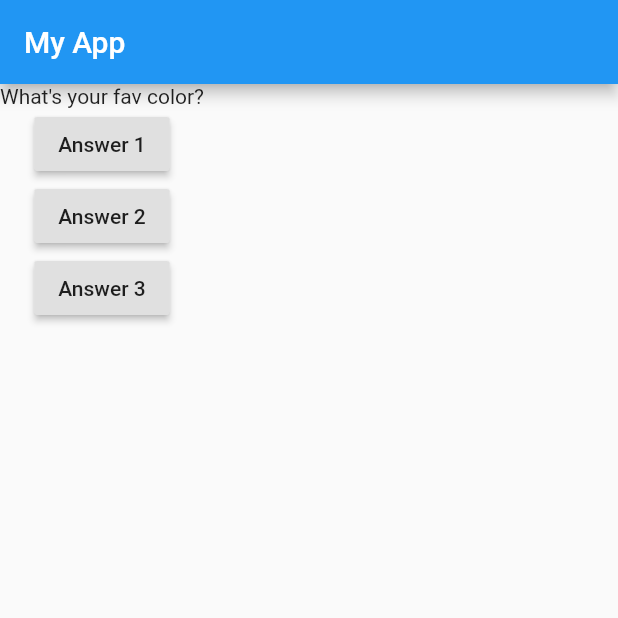
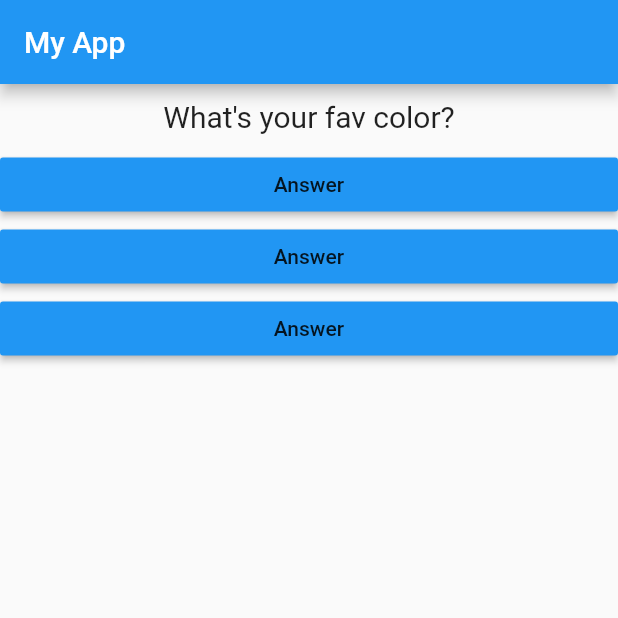
Before and after one commit to diipak-singh/quizz_app, a Flutter app: the screen it shows after launch, on a phone screen of 412 x 824 dp, the top half of it. Run offline on Flutter 3.47's test engine with Material 2 defaults, Android fonts, the phone set to English and light mode, and no system bars.

Commit message:
added question and answer widget

```diff
--- /dev/null
+++ b/lib/answer.dart
@@ -0,0 +1,18 @@
+import 'package:flutter/material.dart';
+
+class Answer extends StatelessWidget {
+  final Function selectHandler;
+  Answer(this.selectHandler);
+
+  @override
+  Widget build(BuildContext context) {
+    return Container(
+      width: double.infinity,
+      child: RaisedButton(
+        color: Colors.blue,
+        child: Text('Answer'),
+        onPressed: selectHandler,
+      ),
+    );
+  }
+}
--- a/lib/main.dart
+++ b/lib/main.dart
@@ -1,4 +1,7 @@
 import 'package:flutter/material.dart';
+
+import './question.dart';
+import './answer.dart';
 
 void main() => runApp(MyApp());
 
@@ -28,19 +31,10 @@ class MyAppState extends State<MyApp> {
         ),
         body: Column(
           children: <Widget>[
-            Text(questions.elementAt(questionIndex)),
-            RaisedButton(
-              child: Text('Answer 1'),
-              onPressed: answerQuestion,
-            ),
-            RaisedButton(
-              child: Text('Answer 2'),
-              onPressed: () => print('Answer 2 choosen'),
-            ),
-            RaisedButton(
-              child: Text('Answer 3'),
-              onPressed: () => {print('Answer 3 choosen')},
-            ),
+            Question(questions[questionIndex]),
+            Answer(answerQuestion),
+            Answer(answerQuestion),
+            Answer(answerQuestion),
           ],
         ),
       ),
--- /dev/null
+++ b/lib/question.dart
@@ -0,0 +1,19 @@
+import 'package:flutter/material.dart';
+
+class Question extends StatelessWidget {
+  final String questionText;
+
+  Question(this.questionText);
+
+  @override
+  Widget build(BuildContext context) {
+    return Container(
+      margin: EdgeInsets.all(10),
+      width: double.infinity,
+        child: Text(
+      questionText,
+      style: TextStyle(fontSize: 20),
+      textAlign: TextAlign.center,
+    ));
+  }
+}
```
